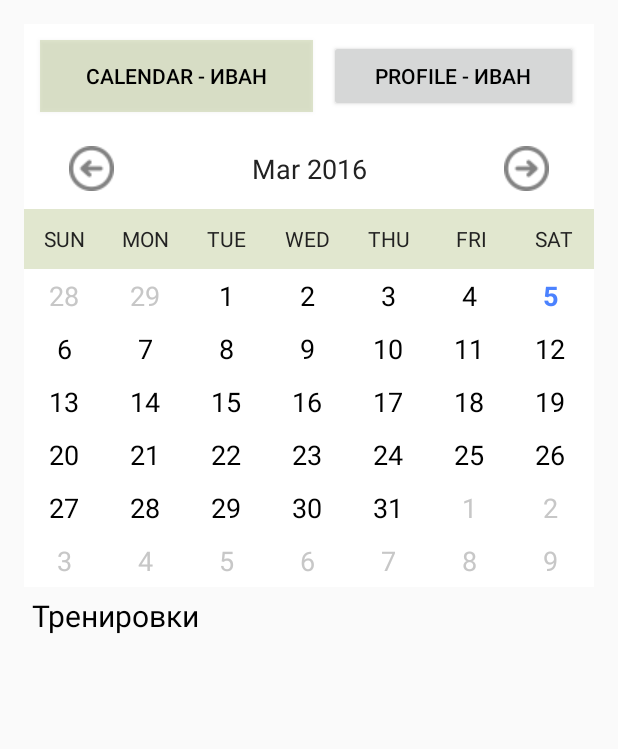
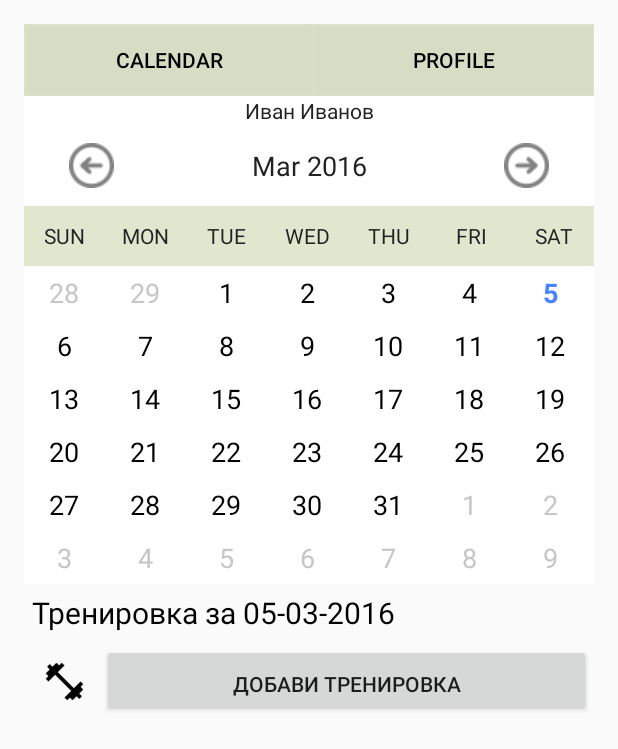
Before and after one commit to BlueberryCo/WorkoutTracker, an Android app: the ClientsActivity screen opened directly, with no data from a screen before it, after a tap on an icon or button, on a phone screen of 412 x 824 dp. Shown: the top 749 px of the screen. Run offline under Robolectric (Android 15) with nearby library versions, the phone set to English and light mode, and no system bars.

Commit message:
Козметични промени+ добавяне на активити за тренировка и бутон към него

```diff
--- a/app/src/main/AndroidManifest.xml
+++ b/app/src/main/AndroidManifest.xml
@@ -36,6 +36,8 @@
         </activity>
         <activity android:name=".AddWorkout" >
         </activity>
+        <activity android:name=".ClientProfile" >
+        </activity>
     </application>
 
 </manifest>
--- a/app/src/main/java/blueberryco/workouttracker/CalendarView.java
+++ b/app/src/main/java/blueberryco/workouttracker/CalendarView.java
@@ -1,6 +1,7 @@
 package blueberryco.workouttracker;
 
 import android.content.Context;
+import android.content.Intent;
 import android.content.res.TypedArray;
 import android.graphics.Color;
 import android.graphics.Typeface;
@@ -16,6 +17,7 @@ import android.widget.GridView;
 import android.widget.ImageView;
 import android.widget.LinearLayout;
 import android.widget.TableLayout;
+import android.widget.TableRow;
 import android.widget.TextView;
 
 import java.text.SimpleDateFormat;
@@ -37,11 +39,13 @@ public class CalendarView extends LinearLayout {
     // default date format
     private static final String DATE_FORMAT = "MMM yyyy";
 
+    public static int curColor;
+
     // date format
     private String dateFormat;
 
     // current displayed month
-    private Calendar currentDate = Calendar.getInstance();//3
+    private Calendar currentDate = Calendar.getInstance();
 
     //event handling
     private EventHandler eventHandler = null;
@@ -58,10 +62,14 @@ public class CalendarView extends LinearLayout {
 
     Button bCalendar;
     Button bProfile;
+    TextView tvClientName;
 
     TableLayout tlMenu;
+    TableRow trMenu;
+
 
     Client cl;
+    int color;
 
     private int colorForTextView;
 
@@ -75,6 +83,7 @@ public class CalendarView extends LinearLayout {
 
     // month-season association (northern hemisphere, sorry australia :)
     int[] monthSeason = new int[]{2, 2, 3, 3, 3, 0, 0, 0, 1, 1, 1, 2};
+
 
     public CalendarView(Context context) {
         super(context);
@@ -131,8 +140,10 @@ public class CalendarView extends LinearLayout {
         grid = (GridView) findViewById(R.id.calendar_grid);
 
         tlMenu = (TableLayout) findViewById(R.id.tlMenuForClient);
+        trMenu = (TableRow) findViewById(R.id.trMenu);
         bCalendar = (Button) findViewById(R.id.bClientCalendar);
         bProfile = (Button) findViewById(R.id.bClientProfile);
+        tvClientName = (TextView) findViewById(R.id.tvClientNameProfile);
 
 
     }
@@ -153,6 +164,26 @@ public class CalendarView extends LinearLayout {
             public void onClick(View v) {
                 currentDate.add(Calendar.MONTH, -1);
                 updateCalendar();
+            }
+        });
+
+
+        bCalendar.setOnClickListener(new OnClickListener() {
+            @Override
+            public void onClick(View v) {
+                Intent intent = new Intent(getContext().getApplicationContext(), ClientScheduleActivity.class);
+                intent.putExtra(ClientScheduleActivity.CLIENT_KEY, cl);
+                intent.addFlags(Intent.FLAG_ACTIVITY_NEW_TASK);
+                getContext().getApplicationContext().startActivity(intent);
+            }
+        });
+        bProfile.setOnClickListener(new OnClickListener() {
+            @Override
+            public void onClick(View v) {
+                Intent intent = new Intent(getContext().getApplicationContext(), ClientProfile.class);
+                intent.putExtra(ClientProfile.CLIENT_KEY, cl);
+                intent.addFlags(Intent.FLAG_ACTIVITY_NEW_TASK);
+                getContext().getApplicationContext().startActivity(intent);
             }
         });
 
@@ -184,12 +215,9 @@ public class CalendarView extends LinearLayout {
     public void updateCalendar(HashSet<Date> events) {
         cl = ClientScheduleActivity.cl;
         if (cl != null) {
-            Log.d(LOGTAG, " update grid cl" + cl.toString());
             cl = ClientScheduleActivity.getCurrentclient();
-
             tlMenu.setVisibility(View.VISIBLE);
-            bCalendar.setText("Calendar - " + cl.getFirstName());
-            bProfile.setText("Profile - " + cl.getFirstName());
+            tvClientName.setText(cl.getFirstName() + " " + cl.getLastName());
 
         } else {
             tlMenu.setVisibility(View.GONE);
@@ -223,9 +251,13 @@ public class CalendarView extends LinearLayout {
         // set header color according to current season
         int month = currentDate.get(Calendar.MONTH);
         int season = monthSeason[month];
-        int color = rainbow[season];
+        color = rainbow[season];
+        curColor = color;
         header.setBackgroundColor(getResources().getColor(color));
+       // trMenu.setBackgroundColor(getResources().getColor(color));
         bCalendar.setBackgroundColor(getResources().getColor(color));
+        bProfile.setBackgroundColor(getResources().getColor(color));
+        //tvClientName.setBackgroundColor(getResources().getColor(CalendarView.curColor));
         Log.d(LOGTAG, "change color");
 
 
@@ -274,7 +306,7 @@ public class CalendarView extends LinearLayout {
                         ((TextView) view).setTypeface(null, Typeface.BOLD);
                         ((TextView) view).setTextColor(getResources().getColor(R.color.today));
                         //view.setBackgroundResource(R.drawable.reminder);
-                        view.setBackgroundColor(getResources().getColor(R.color.winter));
+                        view.setBackgroundColor(getResources().getColor(curColor));
                         break;
                     }
                 }
--- a/app/src/main/java/blueberryco/workouttracker/ClientScheduleActivity.java
+++ b/app/src/main/java/blueberryco/workouttracker/ClientScheduleActivity.java
@@ -1,13 +1,16 @@
 package blueberryco.workouttracker;
 
 import android.app.Activity;
+import android.content.Intent;
 import android.os.Bundle;
 import android.util.Log;
 import android.view.Menu;
 import android.view.MenuItem;
 import android.view.View;
 import android.widget.AdapterView;
+import android.widget.Button;
 import android.widget.ListView;
+import android.widget.RelativeLayout;
 import android.widget.TextView;
 import android.widget.Toast;
 
@@ -45,6 +48,9 @@ public class ClientScheduleActivity extends Activity {
     DatabaseHelper db;
     CustomAdapterClients adapter;
 
+    RelativeLayout rlAdd;
+    Button bAddWO;
+
 
     static Client cl = null;
 
@@ -55,10 +61,12 @@ public class ClientScheduleActivity extends Activity {
         setContentView(R.layout.activity_clients_schedule);
         assignUiElements();
 
+
         if (cl != null) {
             setCurrentClient(cl);
         }
         getWODays();
+        assignClickHandlers();
 
     }
 
@@ -121,7 +129,7 @@ public class ClientScheduleActivity extends Activity {
                     setCurrentClient(cl);
                     Log.d(LOGTAG, "cl: " + cl.getFirstName());
                 } else {
-                    cl=null;
+                    cl = null;
                     setCurrentClient(cl);
                     Log.d(LOGTAG, "cl:nullllll");
 
@@ -139,8 +147,21 @@ public class ClientScheduleActivity extends Activity {
         tvDayWorkout = (TextView) findViewById(R.id.tvDayWorkout);
         cv = ((CalendarView) findViewById(R.id.calendar_view));
         cv.updateCalendar();
+        rlAdd = (RelativeLayout) findViewById(R.id.rlForAddWO);
+        bAddWO= (Button) findViewById(R.id.bAddWO);
+        rlAdd.setVisibility(View.GONE);
 
     }
+    private void assignClickHandlers() {
+        // add one month and refresh UI
+        bAddWO.setOnClickListener(new View.OnClickListener() {
+            @Override
+            public void onClick(View v) {
+                Intent intent = new Intent(getApplicationContext(), AddWorkout.class);
+                startActivity(intent);
+
+            }
+        });}
 
     public void loadClientForDay(Date date) {
 
@@ -154,7 +175,7 @@ public class ClientScheduleActivity extends Activity {
             ClientId = cl.getId();
             setCurrentClient(cl);
             name = cl.getFirstName();
-            tvDayWorkout.setText("Тренировки");
+            tvDayWorkout.setText("Тренировка за " + dfDataBase.format(date));
         } else {
             ClientId = 0;
             tvDayWorkout.setText("Клиенти за " + dfDataBase.format(date));
@@ -190,14 +211,17 @@ public class ClientScheduleActivity extends Activity {
 
         } else {
             String log = "Няма клиенти";
+            alClients = new ArrayList<Client>();
+            rlAdd.setVisibility(View.GONE);
+            if (name != null&&lClients.size()==0) {
+                emptyClientList.setVisibility(View.GONE);
+                rlAdd.setVisibility(View.VISIBLE);
+                bAddWO.setText("Добави тренировка");
 
-            if (name != null) {
-                emptyClientList.setText("");
             } else {
                 emptyClientList.setText(log);
             }
 
-            alClients = new ArrayList<Client>();
             adapter = new CustomAdapterClients(ClientScheduleActivity.this,
                     alClients);
             dataList.setAdapter(adapter);
--- a/app/src/main/java/blueberryco/workouttracker/TrainerActivity.java
+++ b/app/src/main/java/blueberryco/workouttracker/TrainerActivity.java
@@ -67,8 +67,7 @@ public class TrainerActivity extends Activity {
                         startActivity(intentibClients);
                         break;
                     case R.id.ibCalendar:
-
-                   Client cl =null;
+                        Client cl = null;
                         Toast.makeText(TrainerActivity.this, "Button ClientScheduleActivity ", Toast.LENGTH_SHORT).show();
                         Intent intentibCalendar = new Intent(getApplicationContext(), ClientScheduleActivity.class);
                         intentibCalendar.putExtra(ClientScheduleActivity.CLIENT_KEY, cl);
--- a/app/src/main/res/layout/activity_clients_schedule.xml
+++ b/app/src/main/res/layout/activity_clients_schedule.xml
@@ -9,7 +9,6 @@
     android:paddingTop="@dimen/activity_vertical_margin"
     android:weightSum="1"
     tools:context=".ClientProfileActivity">
-
 
 
     <blueberryco.workouttracker.CalendarView
@@ -43,4 +42,29 @@
         android:layout_width="match_parent"
         android:layout_height="wrap_content" />
 
+    <RelativeLayout xmlns:android="http://schemas.android.com/apk/res/android"
+        android:id="@+id/rlForAddWO"
+        android:layout_width="fill_parent"
+        android:layout_height="fill_parent"
+        android:padding="2dp">
+
+        <ImageView
+            android:id="@+id/ivAddSymbol"
+            android:layout_width="50dp"
+            android:layout_height="50dp"
+            android:paddingLeft="10dp"
+            android:paddingRight="10dp"
+            android:src="@drawable/wod_small" />
+
+        <Button
+            android:id="@+id/bAddWO"
+            android:layout_width="fill_parent"
+            android:layout_height="wrap_content"
+            android:layout_toRightOf="@+id/ivAddSymbol"
+            android:paddingBottom="5dp"
+            android:textAlignment="center"
+            android:text="txt" />
+
+    </RelativeLayout>
+
 </LinearLayout>
--- a/app/src/main/res/layout/control_calendar.xml
+++ b/app/src/main/res/layout/control_calendar.xml
@@ -1,10 +1,9 @@
 <?xml version="1.0" encoding="utf-8"?>
-<LinearLayout
-    xmlns:android="http://schemas.android.com/apk/res/android"
-    android:orientation="vertical"
+<LinearLayout xmlns:android="http://schemas.android.com/apk/res/android"
     android:layout_width="match_parent"
     android:layout_height="match_parent"
-    android:background="@android:color/white">
+    android:background="@android:color/white"
+    android:orientation="vertical">
 
     <TableLayout xmlns:android="http://schemas.android.com/apk/res/android"
         android:id="@+id/tlMenuForClient"
@@ -12,7 +11,6 @@
         android:layout_height="wrap_content"
         android:background="#ffffff"
         android:gravity="center"
-        android:padding="5dp"
         android:shrinkColumns="*"
         android:stretchColumns="*">
 
@@ -23,7 +21,6 @@
 
             <Button
                 android:id="@+id/bClientCalendar"
-                android:layout_margin="5dp"
                 android:layout_weight="1"
                 android:gravity="center"
                 android:text="@string/tvCalendarmenu"
@@ -32,11 +29,25 @@
 
             <Button
                 android:id="@+id/bClientProfile"
-                android:layout_margin="5dp"
                 android:layout_weight="1"
                 android:gravity="center"
                 android:text="@string/tvClientProfile"
                 android:textColor="#000000" />
+        </TableRow>
+
+        <TableRow
+            android:id="@+id/trClientName"
+            android:layout_width="wrap_content"
+            android:layout_height="wrap_content">
+
+            <TextView
+                android:id="@+id/tvClientNameProfile"
+                android:layout_width="0dp"
+                android:layout_height="wrap_content"
+                android:layout_weight="1"
+                android:gravity="center_horizontal"
+                android:text="SUN"
+                android:textColor="#222222" />
         </TableRow>
 
 
@@ -46,19 +57,19 @@
     <RelativeLayout
         android:layout_width="match_parent"
         android:layout_height="wrap_content"
-        android:paddingTop="12dp"
         android:paddingBottom="12dp"
         android:paddingLeft="30dp"
-        android:paddingRight="30dp">
+        android:paddingRight="30dp"
+        android:paddingTop="12dp">
 
         <!-- prev button -->
         <ImageView
             android:id="@+id/calendar_prev_button"
             android:layout_width="30dp"
             android:layout_height="30dp"
+            android:layout_alignParentLeft="true"
             android:layout_centerVertical="true"
-            android:layout_alignParentLeft="true"
-            android:src="@drawable/previous_icon"/>
+            android:src="@drawable/previous_icon" />
 
         <!-- date title -->
         <TextView
@@ -66,21 +77,21 @@
             android:layout_width="wrap_content"
             android:layout_height="wrap_content"
             android:layout_centerVertical="true"
+            android:layout_toLeftOf="@+id/calendar_next_button"
             android:layout_toRightOf="@+id/calendar_prev_button"
-            android:layout_toLeftOf="@+id/calendar_next_button"
             android:gravity="center"
+            android:text="current date"
             android:textAppearance="@android:style/TextAppearance.Medium"
-            android:textColor="#222222"
-            android:text="current date"/>
+            android:textColor="#222222" />
 
         <!-- next button -->
         <ImageView
             android:id="@+id/calendar_next_button"
             android:layout_width="30dp"
             android:layout_height="30dp"
+            android:layout_alignParentRight="true"
             android:layout_centerVertical="true"
-            android:layout_alignParentRight="true"
-            android:src="@drawable/next_icon"/>
+            android:src="@drawable/next_icon" />
     </RelativeLayout>
 
     <!-- days header -->
@@ -96,56 +107,56 @@
             android:layout_height="wrap_content"
             android:layout_weight="1"
             android:gravity="center_horizontal"
-            android:textColor="#222222"
-            android:text="SUN"/>
+            android:text="SUN"
+            android:textColor="#222222" />
 
         <TextView
             android:layout_width="0dp"
             android:layout_height="wrap_content"
             android:layout_weight="1"
             android:gravity="center_horizontal"
-            android:textColor="#222222"
-            android:text="MON"/>
+            android:text="MON"
+            android:textColor="#222222" />
 
         <TextView
             android:layout_width="0dp"
             android:layout_height="wrap_content"
             android:layout_weight="1"
             android:gravity="center_horizontal"
-            android:textColor="#222222"
-            android:text="TUE"/>
+            android:text="TUE"
+            android:textColor="#222222" />
 
         <TextView
             android:layout_width="0dp"
             android:layout_height="wrap_content"
             android:layout_weight="1"
             android:gravity="center_horizontal"
-            android:textColor="#222222"
-            android:text="WED"/>
+            android:text="WED"
+            android:textColor="#222222" />
 
         <TextView
             android:layout_width="0dp"
             android:layout_height="wrap_content"
             android:layout_weight="1"
             android:gravity="center_horizontal"
-            android:textColor="#222222"
-            android:text="THU"/>
+            android:text="THU"
+            android:textColor="#222222" />
 
         <TextView
             android:layout_width="0dp"
             android:layout_height="wrap_content"
             android:layout_weight="1"
             android:gravity="center_horizontal"
-            android:textColor="#222222"
-            android:text="FRI"/>
+            android:text="FRI"
+            android:textColor="#222222" />
 
         <TextView
             android:layout_width="0dp"
             android:layout_height="wrap_content"
             android:layout_weight="1"
             android:gravity="center_horizontal"
-            android:textColor="#222222"
-            android:text="SAT"/>
+            android:text="SAT"
+            android:textColor="#222222" />
     </LinearLayout>
 
     <!-- days view -->
@@ -153,5 +164,5 @@
         android:id="@+id/calendar_grid"
         android:layout_width="match_parent"
         android:layout_height="match_parent"
-        android:numColumns="7"/>
+        android:numColumns="7" />
 </LinearLayout>
--- a/app/src/main/res/values/strings.xml
+++ b/app/src/main/res/values/strings.xml
@@ -31,4 +31,5 @@
     <string name="tvLabelInfoIcon">Info</string>
     <string name="tvCalendarmenu">CALENDAR</string>
     <string name="tvClientProfile">PROFILE</string>
+    <string name="tvClients">Клиенти</string>
 </resources>
```
Also changed, not shown: app/src/main/java/blueberryco/workouttracker/ClientProfile.java (added, +82 -0 lines), app/src/main/res/layout/activity_client_profile.xml (added, +61 -0 lines), app/src/main/res/layout/activity_clients.xml (+8 -0 lines), app/src/main/res/drawable/wod_small.png (added).
